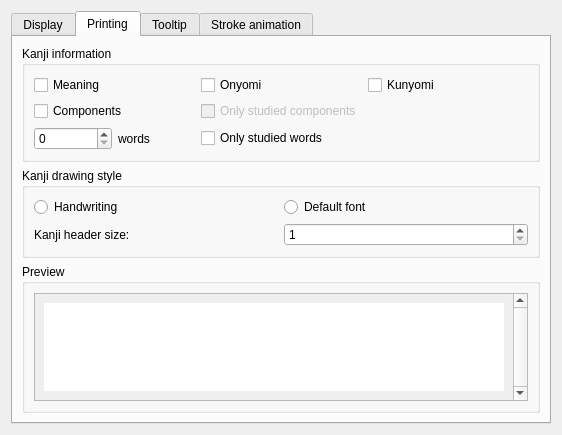
Gnurou/tagainijisho, file src/gui/kanjidic2/Kanjidic2Preferences.ui: the form before one commit.
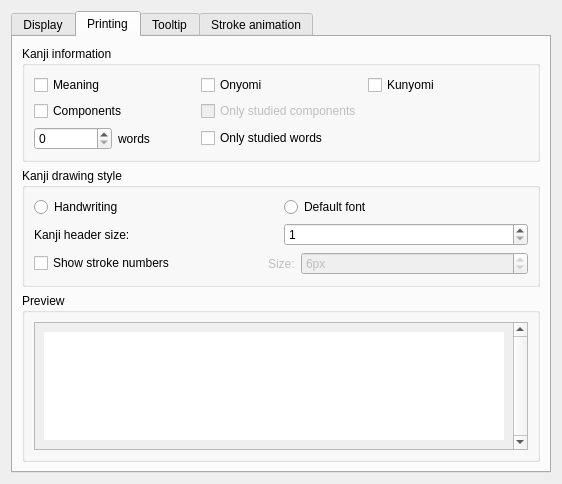
The form after the commit. The open tabs and pages were chosen to show the change. Icons and pictures are not drawn.

Commit message: Added strokes numbers display in kanji popup and printed material

```diff
--- a/src/gui/kanjidic2/Kanjidic2Preferences.ui
+++ b/src/gui/kanjidic2/Kanjidic2Preferences.ui
@@ -7,7 +7,7 @@
     <x>0</x>
     <y>0</y>
     <width>562</width>
-    <height>435</height>
+    <height>484</height>
    </rect>
   </property>
   <property name="windowTitle">
@@ -320,6 +320,49 @@
             </item>
            </layout>
           </item>
+          <item>
+           <layout class="QHBoxLayout" name="horizontalLayout_9">
+            <item>
+             <widget class="QCheckBox" name="printStrokesNumbersButton">
+              <property name="text">
+               <string>Show stroke numbers</string>
+              </property>
+             </widget>
+            </item>
+            <item>
+             <widget class="QLabel" name="label_8">
+              <property name="enabled">
+               <bool>false</bool>
+              </property>
+              <property name="sizePolicy">
+               <sizepolicy hsizetype="Maximum" vsizetype="Preferred">
+                <horstretch>0</horstretch>
+                <verstretch>0</verstretch>
+               </sizepolicy>
+              </property>
+              <property name="text">
+               <string>Size:</string>
+              </property>
+             </widget>
+            </item>
+            <item>
+             <widget class="QSpinBox" name="printStrokesNumbersSize">
+              <property name="enabled">
+               <bool>false</bool>
+              </property>
+              <property name="suffix">
+               <string>px</string>
+              </property>
+              <property name="minimum">
+               <number>3</number>
+              </property>
+              <property name="value">
+               <number>6</number>
+              </property>
+             </widget>
+            </item>
+           </layout>
+          </item>
          </layout>
         </widget>
        </item>
@@ -345,8 +388,8 @@
               <rect>
                <x>0</x>
                <y>0</y>
-               <width>496</width>
-               <height>136</height>
+               <width>497</width>
+               <height>146</height>
               </rect>
              </property>
              <layout class="QVBoxLayout" name="verticalLayout_7">
```
Left out of the diff: 80 changed lines with no effect on the pictures. The commit also changes 7 other files.
